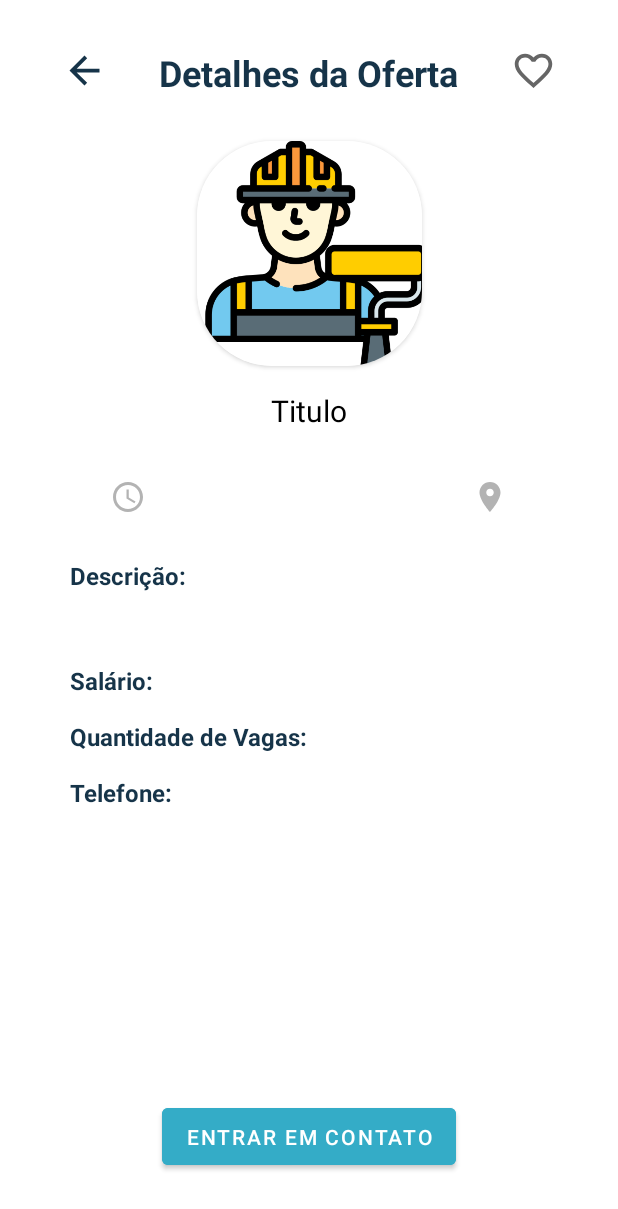
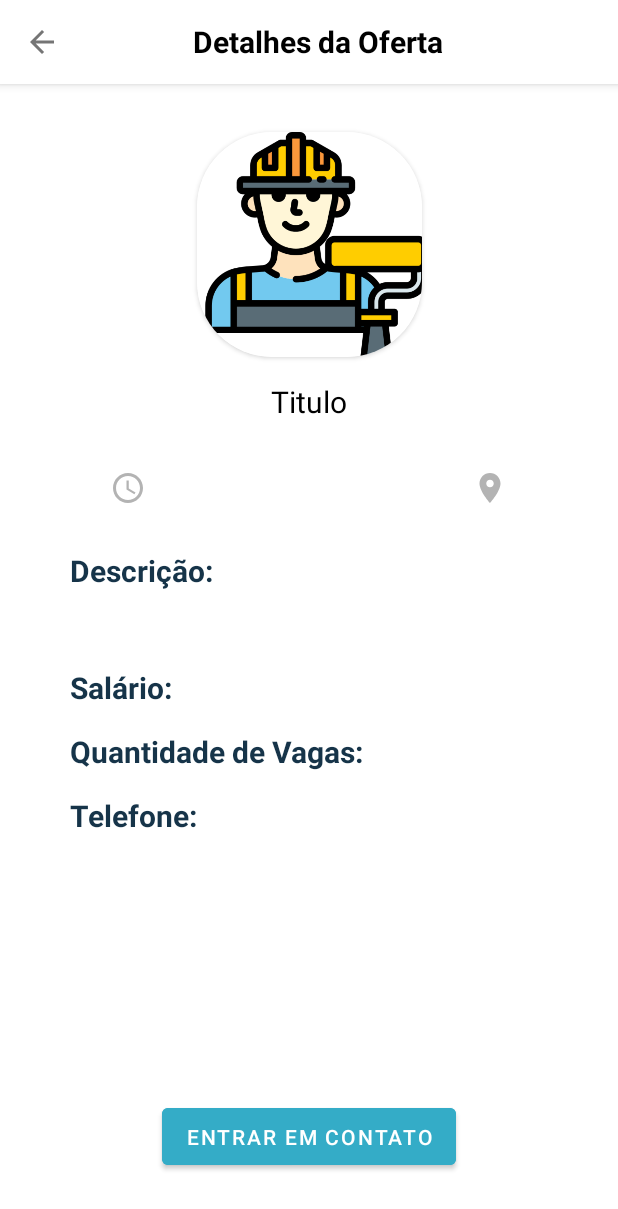
Before and after one commit to Felipeecp/JobsApp, an Android app: the DetalheOfertaActivity screen opened directly, with no data from a screen before it, on a phone screen of 412 x 824 dp. Shown: the top 1209 px of the screen. Run offline under Robolectric (Android 15) with nearby library versions, the phone set to English and light mode, and no system bars; our stand-ins replace Firebase (no records; nobody signed in at launch, a user with empty details on screens opened directly), Picasso.

Commit message:
Corrigindo alguns bugs, adicionando exclusão de oferta e função para o botão de entrar em contado

```diff
--- a/app/src/main/AndroidManifest.xml
+++ b/app/src/main/AndroidManifest.xml
@@ -29,7 +29,9 @@
             android:theme="@style/Theme.JobsApp.NoActionBar" />
         <activity
             android:name=".activity.DetalheOfertaActivity"
-            android:exported="true" />
+            android:exported="true"
+            android:parentActivityName=".activity.HomeActivity"
+            />
         <activity
             android:name=".activity.HomeActivity"
             android:exported="true" />
--- a/app/src/main/java/com/luiz/jobsapp/activity/DetalheOfertaActivity.java
+++ b/app/src/main/java/com/luiz/jobsapp/activity/DetalheOfertaActivity.java
@@ -2,7 +2,9 @@ package com.luiz.jobsapp.activity;
 
 import androidx.annotation.NonNull;
 import androidx.appcompat.app.AppCompatActivity;
+import androidx.appcompat.widget.Toolbar;
 
+import android.content.Intent;
 import android.net.Uri;
 import android.os.Bundle;
 import android.util.Log;
@@ -30,11 +32,17 @@ public class DetalheOfertaActivity extends AppCompatActivity {
     private DatabaseReference meusServicosRef;
     private FirebaseAuth autenticacao;
 
+
     @Override
     protected void onCreate(Bundle savedInstanceState) {
         super.onCreate(savedInstanceState);
         setContentView(R.layout.activity_detalhe_oferta);
 
+        Toolbar myToolbar = findViewById(R.id.toolbar_detalhes);
+        setSupportActionBar(myToolbar);
+        getSupportActionBar().setDisplayHomeAsUpEnabled(true);
+        getSupportActionBar().setDisplayShowHomeEnabled(true);
+        getSupportActionBar().setDisplayShowTitleEnabled(false);
         inicializarComponentes();
 
         servicoSelecionado = (Servico) getIntent().getSerializableExtra("servicoSelecionado");
@@ -55,6 +63,17 @@ public class DetalheOfertaActivity extends AppCompatActivity {
         }
 
         ativarBotao();
+        btnContato.setOnClickListener(new View.OnClickListener() {
+            @Override
+            public void onClick(View v) {
+                visualizarTelefone(v);
+            }
+        });
+    }
+
+    private void visualizarTelefone(View v) {
+        Intent i = new Intent(Intent.ACTION_DIAL, Uri.fromParts("tel", servicoSelecionado.getTelefone(), null));
+        startActivity(i);
     }
 
     private void inicializarComponentes(){
--- a/app/src/main/java/com/luiz/jobsapp/activity/LoginActivity.java
+++ b/app/src/main/java/com/luiz/jobsapp/activity/LoginActivity.java
@@ -67,6 +67,7 @@ public class LoginActivity extends AppCompatActivity {
         inicializarComponentes();
         inicializarFirebaseCallBack();
         clickButtonFacebook();
+
 
         // Initialize Facebook Login button
         FacebookSdk.sdkInitialize(getApplicationContext());
--- a/app/src/main/res/layout/activity_detalhe_oferta.xml
+++ b/app/src/main/res/layout/activity_detalhe_oferta.xml
@@ -7,36 +7,41 @@
     tools:context=".activity.DetalheOfertaActivity"
     >
 
-    <ImageView
-        android:id="@+id/backOferta"
-        android:layout_width="wrap_content"
+    <com.google.android.material.appbar.AppBarLayout
+        android:id="@+id/app_bar_detalhes"
+        android:layout_width="match_parent"
         android:layout_height="wrap_content"
-        android:layout_marginTop="32dp"
-        app:layout_constraintStart_toEndOf="@+id/guideline6Descricao"
-        app:layout_constraintTop_toTopOf="parent"
-        app:srcCompat="@drawable/ic_voltar_30" />
+        android:theme="@style/Theme.JobsApp.AppBarOverlay"
+        app:layout_constraintBottom_toTopOf="@id/img_detalhes_oferta"
+        app:layout_constraintEnd_toEndOf="parent"
+        app:layout_constraintStart_toStartOf="parent"
+        app:layout_constraintTop_toTopOf="parent">
 
-    <TextView
-        android:id="@+id/text_oferta"
-        android:layout_width="wrap_content"
-        android:layout_height="30dp"
-        android:layout_marginTop="32dp"
-        android:text="@string/txtv_detalhes_da_oferta"
-        android:textColor="@color/NileBlue"
-        android:textSize="24sp"
-        android:textStyle="bold"
-        app:layout_constraintEnd_toStartOf="@+id/favoritar"
-        app:layout_constraintStart_toEndOf="@+id/backOferta"
-        app:layout_constraintTop_toTopOf="parent" />
+        <androidx.appcompat.widget.Toolbar
+            android:id="@+id/toolbar_detalhes"
+            android:layout_width="match_parent"
+            android:layout_height="?attr/actionBarSize"
+            android:background="@color/white"
+            android:gravity="center"
+            android:layout_gravity="center"
+            app:theme="@style/ThemeOverlay.AppCompat.Light"
+            android:elevation="0dp"
+            >
 
-    <ImageView
-        android:id="@+id/favoritar"
-        android:layout_width="wrap_content"
-        android:layout_height="wrap_content"
-        android:layout_marginTop="32dp"
-        app:layout_constraintEnd_toStartOf="@+id/guideline6Descricao2"
-        app:layout_constraintTop_toTopOf="parent"
-        app:srcCompat="@drawable/ic_favorite_oferta" />
+            <TextView
+                android:layout_width="match_parent"
+                android:layout_height="match_parent"
+                android:text="Detalhes da Oferta"
+                android:textColor="@color/black"
+                android:textSize="20sp"
+                android:layout_marginEnd="60dp"
+                android:textStyle="bold"
+                android:gravity="center"
+                />
+
+        </androidx.appcompat.widget.Toolbar>
+
+    </com.google.android.material.appbar.AppBarLayout>
 
     <androidx.cardview.widget.CardView
         android:id="@+id/img_detalhes_oferta"
@@ -46,7 +51,7 @@
         android:layout_marginTop="32dp"
         app:layout_constraintStart_toEndOf="@id/guideline6Descricao"
         app:layout_constraintEnd_toStartOf="@id/guideline6Descricao2"
-        app:layout_constraintTop_toBottomOf="@+id/text_oferta">
+        app:layout_constraintTop_toBottomOf="@+id/app_bar_detalhes">
 
         <ImageView
             android:id="@+id/detalhes_oferta_IMG"
@@ -104,7 +109,7 @@
         android:text="@string/descricao_detalhes"
         android:textStyle="bold"
         android:textColor="@color/NileBlue"
-        android:textSize="16sp"
+        android:textSize="20sp"
         app:layout_constraintStart_toEndOf="@id/guideline6Descricao"
         app:layout_constraintTop_toBottomOf="@id/txtv_local_detalhe" />
 
@@ -117,7 +122,7 @@
         tools:text="Lorem Ipsum is simply dummy text of the printing and typesetting industry. Lorem Ipsum has been the industry's standard dummy text ever since the 1500s "
         android:textAlignment="gravity"
         android:textColor="@color/NileBlue"
-        android:textSize="16sp"
+        android:textSize="18sp"
         app:layout_constraintEnd_toStartOf="@id/guideline6Descricao2"
         app:layout_constraintStart_toEndOf="@id/guideline6Descricao"
         app:layout_constraintTop_toBottomOf="@id/txtv_Descricao_detalhe" />
@@ -132,7 +137,7 @@
         android:textStyle="bold"
         android:textAlignment="gravity"
         android:textColor="@color/NileBlue"
-        android:textSize="16sp"
+        android:textSize="20sp"
         app:layout_constraintStart_toEndOf="@id/guideline6Descricao"
         app:layout_constraintTop_toBottomOf="@id/descricao_oferta" />
 
@@ -145,7 +150,7 @@
         tools:text="R$ 500,00"
         android:textAlignment="gravity"
         android:textColor="@color/NileBlue"
-        android:textSize="16sp"
+        android:textSize="18sp"
         app:layout_constraintStart_toEndOf="@id/salario_oferta"
         app:layout_constraintTop_toBottomOf="@id/descricao_oferta" />
 
@@ -159,7 +164,7 @@
         android:textStyle="bold"
         android:textAlignment="gravity"
         android:textColor="@color/NileBlue"
-        android:textSize="16sp"
+        android:textSize="20sp"
         app:layout_constraintStart_toEndOf="@id/guideline6Descricao"
         app:layout_constraintTop_toBottomOf="@id/salario_oferta" />
 
@@ -172,7 +177,7 @@
         tools:text="1"
         android:textAlignment="gravity"
         android:textColor="@color/NileBlue"
-        android:textSize="16sp"
+        android:textSize="20sp"
         app:layout_constraintStart_toEndOf="@id/qtdVagas_detalhes"
         app:layout_constraintTop_toBottomOf="@id/salario_oferta_valor" />
 
@@ -186,7 +191,7 @@
         android:textStyle="bold"
         android:textAlignment="gravity"
         android:textColor="@color/NileBlue"
-        android:textSize="16sp"
+        android:textSize="20sp"
         app:layout_constraintStart_toEndOf="@id/guideline6Descricao"
         app:layout_constraintTop_toBottomOf="@id/qtdVagas_detalhes" />
 
@@ -199,7 +204,7 @@
         tools:text="(98) 99999-9999"
         android:textAlignment="gravity"
         android:textColor="@color/NileBlue"
-        android:textSize="16sp"
+        android:textSize="20sp"
         app:layout_constraintStart_toEndOf="@id/telefone_detalhes"
         app:layout_constraintTop_toBottomOf="@id/qtdVagas_detalhes_valor" />
 
@@ -230,12 +235,7 @@
         android:layout_height="wrap_content"
         android:orientation="vertical"
         app:layout_constraintGuide_percent="0.90" />
-    <androidx.constraintlayout.widget.Guideline
-        android:id="@+id/guideline6Descricao3"
-        android:layout_width="wrap_content"
-        android:layout_height="wrap_content"
-        android:orientation="horizontal"
-        app:layout_constraintGuide_percent="0.05" />
+
     <androidx.constraintlayout.widget.Guideline
         android:id="@+id/guideline6Descricao4"
         android:layout_width="wrap_content"
--- a/app/src/main/res/menu/menu_home.xml
+++ b/app/src/main/res/menu/menu_home.xml
@@ -14,5 +14,9 @@
         android:title="@string/menu_txt_perfil"
         />
 
+    <item
+        android:id="@+id/menu_home_sair"
+        android:title="@string/txt_sair"
+        />
 
 </menu>
--- a/app/src/main/res/values/strings.xml
+++ b/app/src/main/res/values/strings.xml
@@ -45,6 +45,7 @@
     <string name="menu_txt_minhas_ofertas">Minhas Ofertas</string>
     <string name="menu_txt_perfil">Perfil</string>
     <string name="adicionar_dados_btn_perfil">Adicionar Dados</string>
+    <string name="txt_sair">Sair</string>
     <string-array name="tempo_oferta">
         <item>Diario</item>
         <item>Semanal</item>
@@ -55,5 +56,6 @@
         <item>TI</item>
         <item>Reforma</item>
         <item>Design</item>
+        <item>Todas</item>
     </string-array>
 </resources>
```
Also changed, not shown: app/src/main/java/com/luiz/jobsapp/activity/CadastroDadosPerfilActivity.java (+52 -36 lines), app/src/main/java/com/luiz/jobsapp/activity/HomeActivity.java (+16 -0 lines), app/src/main/java/com/luiz/jobsapp/activity/MinhasOfertasActivity.java (+43 -1 lines), app/src/main/java/com/luiz/jobsapp/model/Servico.java (+7 -6 lines).
